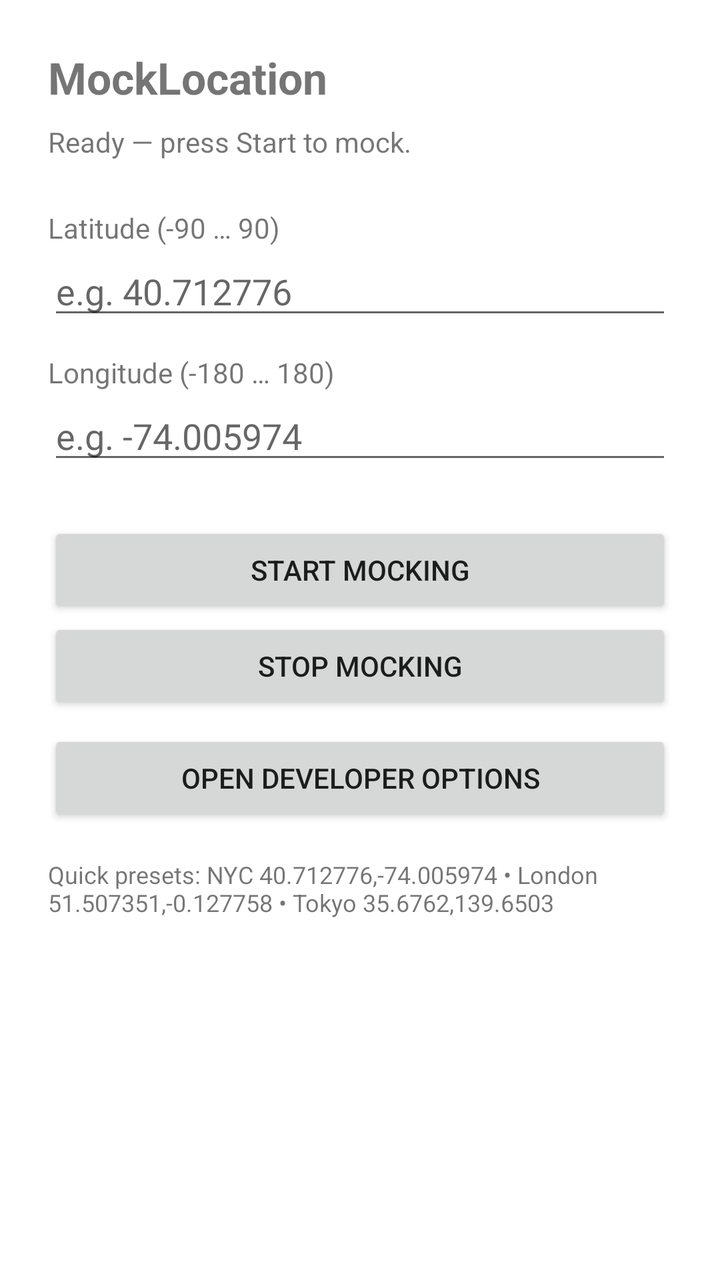
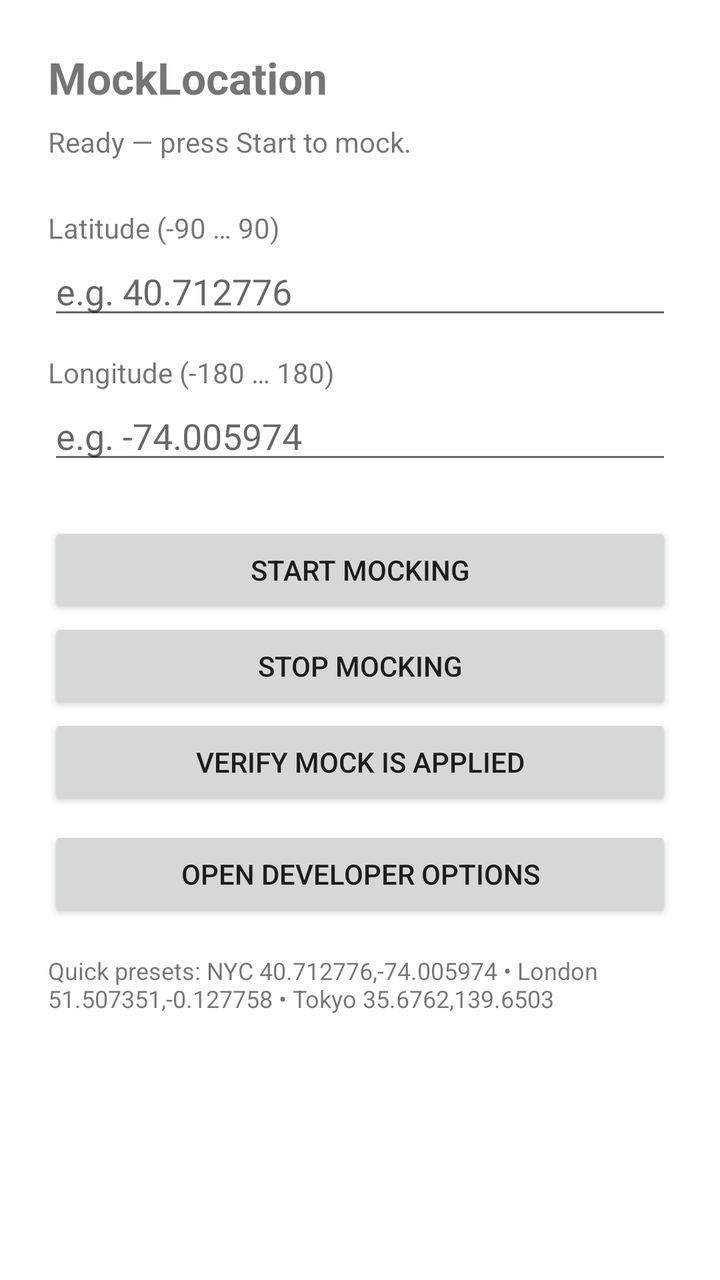

Screens rendered from an Android XML layout before and after an edit, with the pre-edit source and the edit as a unified diff.
<!-- AndroidManifest.xml: application theme Theme.MockLocation -->
<!-- res/layout/activity_main.xml -->
<?xml version="1.0" encoding="utf-8"?>
<LinearLayout xmlns:android="http://schemas.android.com/apk/res/android"
    android:layout_width="match_parent"
    android:layout_height="match_parent"
    android:orientation="vertical"
    android:padding="24dp">

    <TextView
        android:layout_width="wrap_content"
        android:layout_height="wrap_content"
        android:text="@string/app_name"
        android:textSize="22sp"
        android:textStyle="bold" />

    <TextView
        android:id="@+id/tvStatus"
        android:layout_width="wrap_content"
        android:layout_height="wrap_content"
        android:layout_marginTop="8dp"
        android:text="@string/status_ready" />

    <TextView
        android:layout_width="wrap_content"
        android:layout_height="wrap_content"
        android:layout_marginTop="24dp"
        android:text="Latitude (-90 … 90)" />

    <EditText
        android:id="@+id/etLat"
        android:layout_width="match_parent"
        android:layout_height="wrap_content"
        android:hint="e.g. 40.712776"
        android:inputType="numberSigned|numberDecimal" />

    <TextView
        android:layout_width="wrap_content"
        android:layout_height="wrap_content"
        android:layout_marginTop="12dp"
        android:text="Longitude (-180 … 180)" />

    <EditText
        android:id="@+id/etLng"
        android:layout_width="match_parent"
        android:layout_height="wrap_content"
        android:hint="e.g. -74.005974"
        android:inputType="numberSigned|numberDecimal" />

    <Button
        android:id="@+id/btnStart"
        android:layout_width="match_parent"
        android:layout_height="wrap_content"
        android:layout_marginTop="24dp"
        android:text="Start mocking" />

    <Button
        android:id="@+id/btnStop"
        android:layout_width="match_parent"
        android:layout_height="wrap_content"
        android:text="Stop mocking" />

    <Button
        android:id="@+id/btnDevOptions"
        android:layout_width="match_parent"
        android:layout_height="wrap_content"
        android:layout_marginTop="8dp"
        android:text="Open developer options" />

    <TextView
        android:layout_width="wrap_content"
        android:layout_height="wrap_content"
        android:layout_marginTop="16dp"
        android:text="Quick presets: NYC 40.712776,-74.005974 • London 51.507351,-0.127758 • Tokyo 35.6762,139.6503"
        android:textSize="12sp" />

</LinearLayout>
<!-- resources referenced by this layout -->
<resources>
  <string name="app_name">MockLocation</string>
  <string name="status_ready">Ready — press Start to mock.</string>
  <style name="Theme.MockLocation" parent="Theme.MaterialComponents.DayNight.DarkActionBar" />
</resources>

<!-- the commit's change to res/layout/activity_main.xml (unified diff, before → after) -->
@@ -59,6 +59,12 @@
         android:text="Stop mocking" />
 
     <Button
+        android:id="@+id/btnVerify"
+        android:layout_width="match_parent"
+        android:layout_height="wrap_content"
+        android:text="Verify mock is applied" />
+
+    <Button
         android:id="@+id/btnDevOptions"
         android:layout_width="match_parent"
         android:layout_height="wrap_content"
